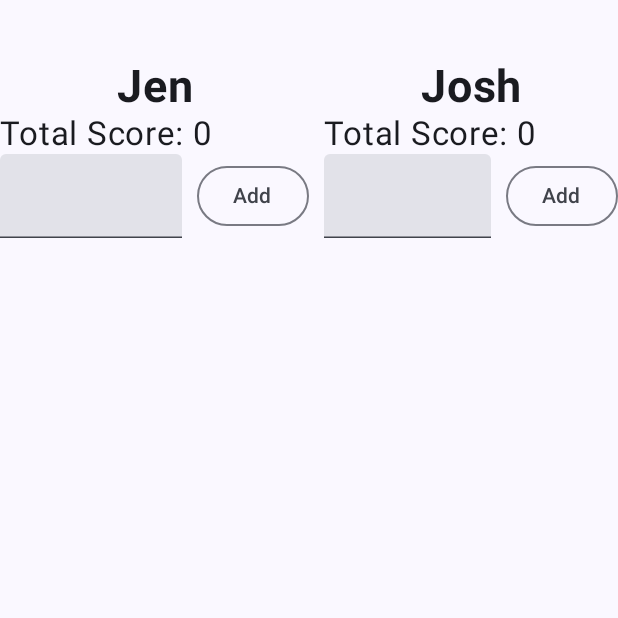
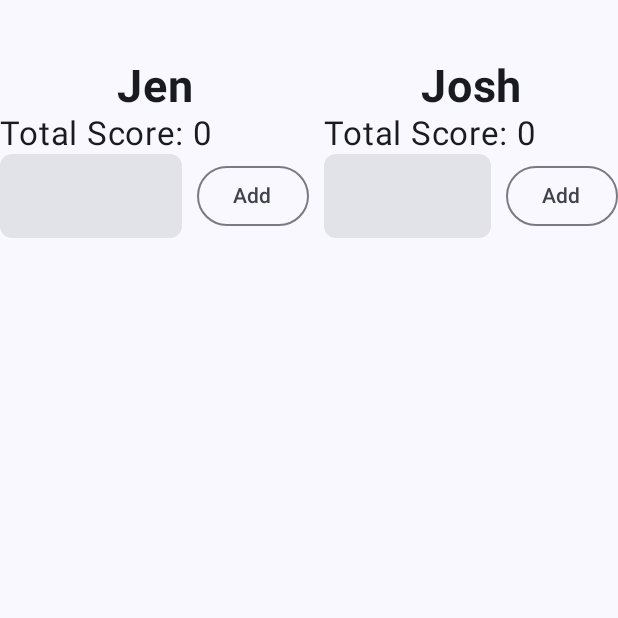
Before and after one commit to hawjo01/GameScore, an Android app built with Jetpack Compose: the screen it shows after launch (MainActivity), after a tap on "New Game", on a phone screen of 412 x 824 dp, the top half of it. Run offline under Robolectric (Android 15) with nearby library versions, the phone set to English and light mode, and no system bars.

Commit message:
Add "Winner" Other minor improvements

```diff
--- a/app/src/main/java/net/hawkins/cardscore/MainActivity.kt
+++ b/app/src/main/java/net/hawkins/cardscore/MainActivity.kt
@@ -11,12 +11,14 @@ import androidx.compose.foundation.layout.fillMaxHeight
 import androidx.compose.foundation.layout.fillMaxSize
 import androidx.compose.foundation.layout.fillMaxWidth
 import androidx.compose.foundation.layout.padding
+import androidx.compose.foundation.shape.RoundedCornerShape
 import androidx.compose.foundation.text.KeyboardActions
 import androidx.compose.foundation.text.KeyboardOptions
 import androidx.compose.material3.OutlinedButton
 import androidx.compose.material3.Scaffold
 import androidx.compose.material3.Text
 import androidx.compose.material3.TextField
+import androidx.compose.material3.TextFieldDefaults
 import androidx.compose.runtime.Composable
 import androidx.compose.runtime.getValue
 import androidx.compose.runtime.mutableStateListOf
@@ -25,8 +27,8 @@ import androidx.compose.runtime.remember
 import androidx.compose.runtime.setValue
 import androidx.compose.ui.Alignment
 import androidx.compose.ui.Modifier
+import androidx.compose.ui.graphics.Color
 import androidx.compose.ui.platform.LocalSoftwareKeyboardController
-import androidx.compose.ui.platform.SoftwareKeyboardController
 import androidx.compose.ui.res.stringResource
 import androidx.compose.ui.text.font.FontWeight
 import androidx.compose.ui.text.input.ImeAction
@@ -35,10 +37,6 @@ import androidx.compose.ui.text.style.TextAlign
 import androidx.compose.ui.tooling.preview.Preview
 import androidx.compose.ui.unit.dp
 import androidx.compose.ui.unit.sp
-import androidx.core.view.ViewCompat
-import androidx.core.view.WindowCompat
-import androidx.core.view.WindowInsetsCompat
-import androidx.core.view.WindowInsetsControllerCompat
 import net.hawkins.cardscore.ui.theme.CardScoreTheme
 
 class MainActivity : ComponentActivity() {
@@ -54,8 +52,6 @@ class MainActivity : ComponentActivity() {
                 }
             }
         }
-
-
     }
 }
 
@@ -76,6 +72,13 @@ fun CardScore(modifier: Modifier = Modifier) {
                 .padding(top = 40.dp),
             horizontalArrangement = Arrangement.Center
         ) {
+            Winner(players, modifier)
+        }
+        Row(
+            modifier = Modifier
+                .fillMaxWidth(),
+            horizontalArrangement = Arrangement.Center
+        ) {
             Players(players, modifier.weight(1f))
         }
         Row(
@@ -85,25 +88,53 @@ fun CardScore(modifier: Modifier = Modifier) {
             horizontalArrangement = Arrangement.Center,
             verticalAlignment = Alignment.Bottom
         ) {
-            OutlinedButton(
-                onClick = {
-                    for ((index, player) in players.withIndex()) {
-                        player.resetScores()
-                    }
-                },
-                modifier = Modifier.padding(start = 10.dp)
-
-            ) {
-                Text("New Game")
-            }
+            NewGame(players)
         }
     }
 }
 
 @Composable
+fun NewGame(players: List<Player>) {
+    OutlinedButton(
+        onClick = {
+            for (player in players) {
+                player.resetScores()
+            }
+        },
+        modifier = Modifier.padding(start = 10.dp)
+    ) {
+        Text("New Game")
+    }
+}
+
+@Composable
+fun Winner(players: List<Player>, modifier: Modifier = Modifier) {
+    val winner = findWinner(players)
+    if (winner != null) {
+        Text(
+            text = winner.name + " Wins!",
+            fontWeight = FontWeight.Bold,
+            fontSize = 40.sp,
+            textAlign = TextAlign.Center,
+            color = Color.Red
+        )
+    }
+}
+
+fun findWinner(players: List<Player>): Player? {
+    var handComplete = players.all { player -> player.scores.size == players[0].scores.size }
+    if (handComplete) {
+        val playerWithHighestScore = players.maxBy { it.totalScore() }
+        if (playerWithHighestScore.totalScore() >= 1500) {
+            return playerWithHighestScore
+        }
+    }
+    return null
+}
+
+@Composable
 fun Players(players: List<Player>, modifier: Modifier = Modifier) {
     for ((index, player) in players.withIndex()) {
-        //var p = remember {mutableStateOf (player) }
         Player(player = player, index = index, modifier)
     }
 }
@@ -112,6 +143,7 @@ fun Players(players: List<Player>, modifier: Modifier = Modifier) {
 fun Player(player: Player, index: Int, modifier: Modifier = Modifier) {
     var newScore by remember { mutableStateOf("") }
     val keyboardController = LocalSoftwareKeyboardController.current
+    val hideKeyboard = { keyboardController?.hide() }
 
     Column(
         modifier = modifier
@@ -136,17 +168,27 @@ fun Player(player: Player, index: Int, modifier: Modifier = Modifier) {
         ) {
             TextField(
                 value = newScore,
-                onValueChange = { newScore = it },
+                onValueChange = {
+                    if (it == "" || it == "-" || it.toIntOrNull() != null) {
+                        newScore = it
+                    }
+                },
                 //label = { Text(text = "Enter Score")},
                 singleLine = true,
+                shape = RoundedCornerShape(8.dp),
                 keyboardOptions = KeyboardOptions(
                     keyboardType = KeyboardType.Number,
                     imeAction = ImeAction.Done
                 ),
                 keyboardActions = KeyboardActions(
                     onDone = {
-                        keyboardController?.hide()
+                        hideKeyboard.invoke()
                     }
+                ),
+                colors = TextFieldDefaults.colors(
+                    focusedIndicatorColor = Color.Transparent,
+                    unfocusedIndicatorColor = Color.Transparent,
+                    disabledIndicatorColor = Color.Transparent
                 ),
                 modifier = modifier
             )
@@ -155,10 +197,10 @@ fun Player(player: Player, index: Int, modifier: Modifier = Modifier) {
                     if (newScore.toIntOrNull() != null) {
                         player.addScore(newScore.toInt())
                         newScore = ""
+                        hideKeyboard.invoke()
                     }
                 },
                 modifier = Modifier.padding(start = 10.dp)
-
             ) {
                 Text(text = stringResource(R.string.add))
             }
```
